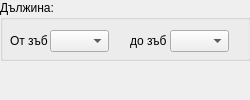
Qt form src/View/ProcedureDialog/Widgets/RangeWidget.ui (thefinalcutbg/DinoDent) before a commit.
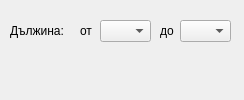
The same form after that commit.

```diff
--- a/src/View/ProcedureDialog/Widgets/RangeWidget.ui
+++ b/src/View/ProcedureDialog/Widgets/RangeWidget.ui
@@ -6,75 +6,13 @@
    <rect>
     <x>0</x>
     <y>0</y>
-    <width>250</width>
+    <width>244</width>
     <height>100</height>
    </rect>
   </property>
   <property name="windowTitle">
    <string>RangeWidget</string>
   </property>
-  <widget class="QGroupBox" name="rangeBox">
-   <property name="geometry">
-    <rect>
-     <x>0</x>
-     <y>0</y>
-     <width>251</width>
-     <height>61</height>
-    </rect>
-   </property>
-   <property name="title">
-    <string>Дължина:</string>
-   </property>
-   <widget class="QLabel" name="label_3">
-    <property name="geometry">
-     <rect>
-      <x>130</x>
-      <y>30</y>
-      <width>51</width>
-      <height>21</height>
-     </rect>
-    </property>
-    <property name="text">
-     <string>до зъб</string>
-    </property>
-   </widget>
-   <widget class="QComboBox" name="endCombo">
-    <property name="geometry">
-     <rect>
-      <x>170</x>
-      <y>30</y>
-      <width>59</width>
-      <height>22</height>
-     </rect>
-    </property>
-    <property name="editable">
-     <bool>false</bool>
-    </property>
-   </widget>
-   <widget class="QComboBox" name="beginCombo">
-    <property name="geometry">
-     <rect>
-      <x>50</x>
-      <y>30</y>
-      <width>59</width>
-      <height>22</height>
-     </rect>
-    </property>
-   </widget>
-   <widget class="QLabel" name="label">
-    <property name="geometry">
-     <rect>
-      <x>10</x>
-      <y>30</y>
-      <width>51</width>
-      <height>21</height>
-     </rect>
-    </property>
-    <property name="text">
-     <string>От зъб</string>
-    </property>
-   </widget>
-  </widget>
   <widget class="QLabel" name="errorLabel">
    <property name="enabled">
     <bool>true</bool>
@@ -97,6 +35,68 @@
     <bool>true</bool>
    </property>
   </widget>
+  <widget class="QLabel" name="label_3">
+   <property name="geometry">
+    <rect>
+     <x>160</x>
+     <y>20</y>
+     <width>21</width>
+     <height>21</height>
+    </rect>
+   </property>
+   <property name="text">
+    <string>до</string>
+   </property>
+  </widget>
+  <widget class="QComboBox" name="beginCombo">
+   <property name="geometry">
+    <rect>
+     <x>100</x>
+     <y>20</y>
+     <width>51</width>
+     <height>22</height>
+    </rect>
+   </property>
+  </widget>
+  <widget class="QComboBox" name="endCombo">
+   <property name="geometry">
+    <rect>
+     <x>180</x>
+     <y>20</y>
+     <width>51</width>
+     <height>22</height>
+    </rect>
+   </property>
+   <property name="editable">
+    <bool>false</bool>
+   </property>
+  </widget>
+  <widget class="QLabel" name="label_2">
+   <property name="geometry">
+    <rect>
+     <x>10</x>
+     <y>20</y>
+     <width>61</width>
+     <height>21</height>
+    </rect>
+   </property>
+   <property name="text">
+    <string>Дължина:</string>
+   </property>
+  </widget>
+  <widget class="QLabel" name="label_4">
+   <property name="geometry">
+    <rect>
+     <x>80</x>
+     <y>20</y>
+     <width>21</width>
+     <height>21</height>
+    </rect>
+   </property>
+   <property name="text">
+    <string>от</string>
+   </property>
+  </widget>
  </widget>
  <layoutdefault spacing="6" margin="11"/>
  <resources/>
```
